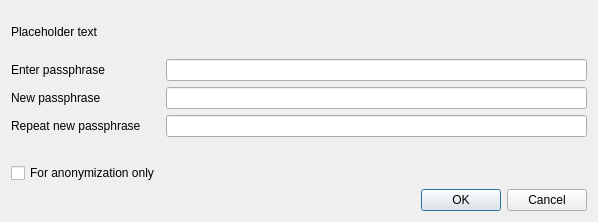
The window that src/qt/forms/askpassphrasedialog.ui (philscurrency/philscurrency) describes before a commit, drawn with Qt 5.
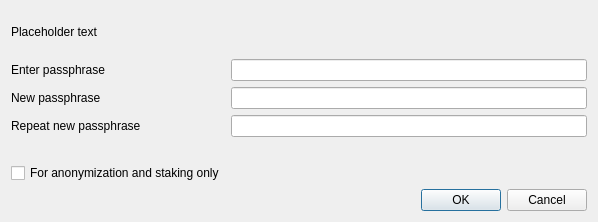
The same window after the commit.

Commit message: staking stability related code

Diff of the .ui file:
```diff
--- a/src/qt/forms/askpassphrasedialog.ui
+++ b/src/qt/forms/askpassphrasedialog.ui
@@ -117,7 +117,7 @@
         <string>Serves to disable the trivial sendmoney when OS account compromised. Provides no real security.</string>
        </property>
        <property name="text">
-        <string>For anonymization only</string>
+        <string>For anonymization and staking only</string>
        </property>
        <property name="visible">
         <bool>false</bool>
```
The commit also changes 28 other files.
